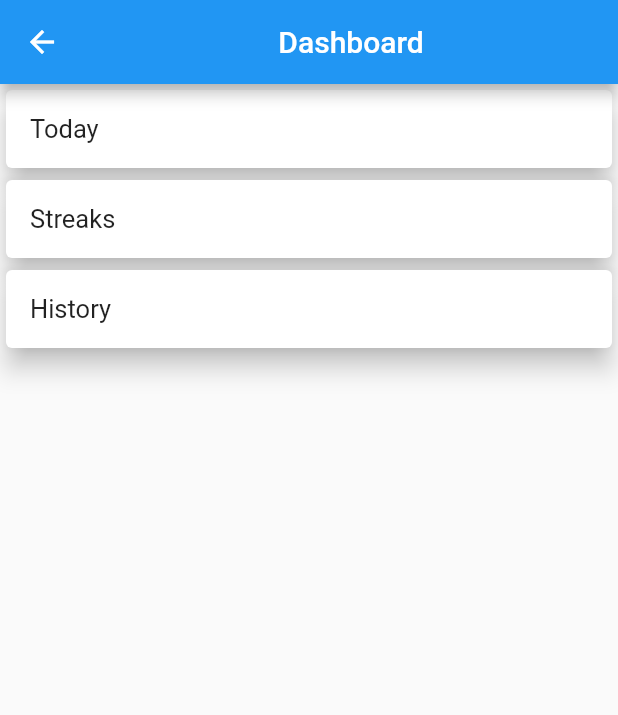
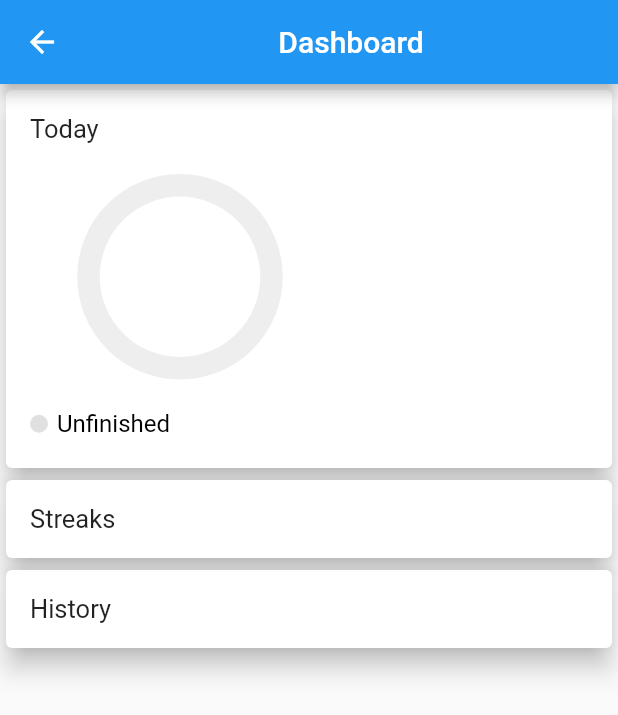
Before and after one commit to romy47/multilevel-todo, a Flutter app: the Dasjboard screen opened directly, on a phone screen of 412 x 824 dp. Shown: the top 715 px of the screen. Run offline on Flutter 3.47's test engine with Material 2 defaults, Android fonts, the phone set to English and light mode, and no system bars; our stand-ins replace charts_flutter, flutter_colorpicker, rflutter_alert.

Commit message:
Donut Chart added to dashboard

```diff
--- a/lib/dashboard.dart
+++ b/lib/dashboard.dart
@@ -1,4 +1,9 @@
 import 'package:flutter/material.dart';
+import 'package:charts_flutter/flutter.dart' as charts;
+import 'package:provider/provider.dart';
+import 'package:second_attempt/models/todo_model.dart';
+import 'package:second_attempt/providers/home_tab_provider.dart';
+import 'package:second_attempt/providers/todo_provider.dart';
 
 class Dasjboard extends StatefulWidget {
   @override
@@ -23,9 +28,27 @@ class _DasjboardState extends State<Dasjboard> {
               Card(
                 elevation: 7,
                 child: Padding(
-                  padding: EdgeInsets.all(16.0),
-                  child: Text('Today', style: TextStyle(fontSize: 17.0)),
-                ),
+                    padding: EdgeInsets.all(16.0),
+                    child: Column(
+                      children: [
+                        Align(
+                            alignment: Alignment.centerLeft,
+                            child: Container(
+                                child: Text('Today',
+                                    style: TextStyle(fontSize: 17.0)))),
+                        Row(
+                          children: [
+                            Container(
+                              child: SizedBox(
+                                height: 200,
+                                width: 200,
+                                child: DonutPieChart.withSampleData(context),
+                              ),
+                            ),
+                          ],
+                        )
+                      ],
+                    )),
               ),
               Card(
                 elevation: 7,
@@ -48,3 +71,103 @@ class _DasjboardState extends State<Dasjboard> {
     );
   }
 }
+
+class DonutPieChart extends StatelessWidget {
+  final List<charts.Series> seriesList;
+  final bool animate;
+
+  DonutPieChart(this.seriesList, {this.animate});
+
+  @override
+  Widget build(BuildContext context) {
+    return new charts.PieChart(
+      _createTodoCompletionData(context),
+      animate: animate,
+      defaultRenderer: new charts.ArcRendererConfig(
+        arcWidth: 15,
+        arcRendererDecorators: [
+          new charts.ArcLabelDecorator(
+            showLeaderLines: false,
+            outsideLabelStyleSpec: new charts.TextStyleSpec(fontSize: 18),
+            // insideLabelStyleSpec: new charts.TextStyleSpec(fontSize: 18),
+            labelPosition: charts.ArcLabelPosition.outside,
+          )
+        ],
+      ),
+      behaviors: [
+        // our title behaviour
+        new charts.DatumLegend(
+          position: charts.BehaviorPosition.bottom,
+          outsideJustification: charts.OutsideJustification.middleDrawArea,
+          horizontalFirst: false,
+          cellPadding: new EdgeInsets.only(right: 4.0, bottom: 4.0),
+          showMeasures: true,
+          desiredMaxColumns: 2,
+          desiredMaxRows: 2,
+          legendDefaultMeasure: charts.LegendDefaultMeasure.firstValue,
+          measureFormatter: (num value) {
+            return value == null ? '-' : "$value";
+          },
+          entryTextStyle: charts.TextStyleSpec(
+              color: charts.MaterialPalette.black,
+              fontFamily: 'Roboto',
+              fontSize: 16),
+        ),
+      ],
+    );
+  }
+
+  factory DonutPieChart.withSampleData(context) {
+    return new DonutPieChart(
+      _createTodoCompletionData(context),
+      animate: true,
+    );
+  }
+
+  static List<charts.Series<TodoCompletion, String>> _createTodoCompletionData(
+      context) {
+    List<TodoCompletion> data = [
+      // new TodoCompletion("Eating Out", 1, Colors.red),
+    ];
+    data.add(new TodoCompletion(
+        'Unfinished',
+        Provider.of<TodoProvider>(context, listen: false)
+            .getTasksByLevel(TodoStatus.onGoing, 'all')
+            .length,
+        Colors.grey[300]));
+
+    Provider.of<HomeTabProvider>(context, listen: false)
+        .projects
+        .forEach((pro) {
+      if (Provider.of<TodoProvider>(context, listen: false)
+              .getTasksByLevel(TodoStatus.finished, pro.id)
+              .length >
+          0) {
+        data.add(new TodoCompletion(
+            pro.title,
+            Provider.of<TodoProvider>(context, listen: false)
+                .getTasksByLevel(TodoStatus.finished, pro.id)
+                .length,
+            new Color(pro.color)));
+      }
+    });
+    return [
+      new charts.Series<TodoCompletion, String>(
+        id: 'completion',
+        domainFn: (TodoCompletion todo, _) => todo.category,
+        measureFn: (TodoCompletion todo, _) => todo.amount,
+        data: data,
+        colorFn: (TodoCompletion todo, _) =>
+            charts.ColorUtil.fromDartColor(todo.color),
+        labelAccessorFn: (TodoCompletion todo, _) => '${todo.amount}',
+      )
+    ];
+  }
+}
+
+class TodoCompletion {
+  final String category;
+  final int amount;
+  final Color color;
+  TodoCompletion(this.category, this.amount, this.color);
+}
--- a/lib/models/todo_model.dart
+++ b/lib/models/todo_model.dart
@@ -5,7 +5,14 @@ class Todo {
   TodoStatus status;
   DateTime due;
   String repeat;
-  Todo(this.id, this.projectId, this.title, this.status, this.due);
+  DateTime createdAt;
+  DateTime finishedAt;
+  Todo(this.id, this.projectId, this.title, this.status, this.due) {
+    this.createdAt = DateTime.now();
+  }
+  void setFinishedDate(DateTime fd) {
+    this.finishedAt = fd;
+  }
 }
 
 enum TodoStatus { todo, onGoing, finished }
--- a/pubspec.yaml
+++ b/pubspec.yaml
@@ -27,6 +27,7 @@ dependencies:
   rflutter_alert: ^1.0.3
   flutter_colorpicker: ^0.3.4
   intl: ^0.16.1
+  charts_flutter: ^0.9.0
 
   # The following adds the Cupertino Icons font to your application.
   # Use with the CupertinoIcons class for iOS style icons.
```
Also changed, not shown: pubspec.lock.
